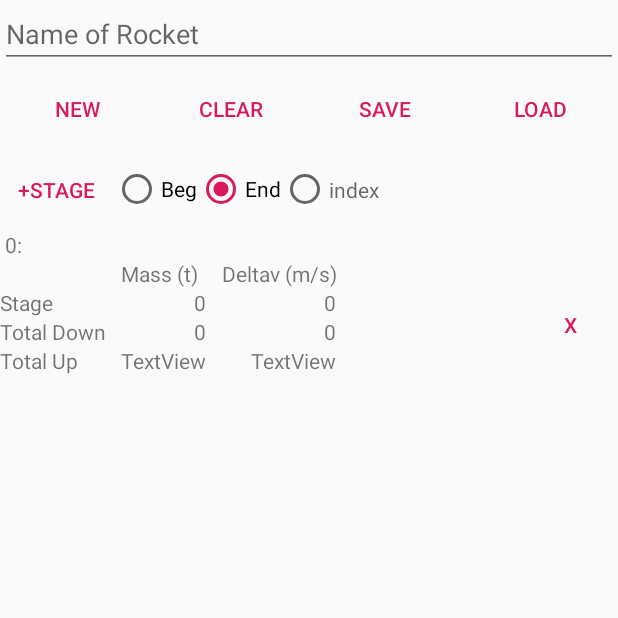
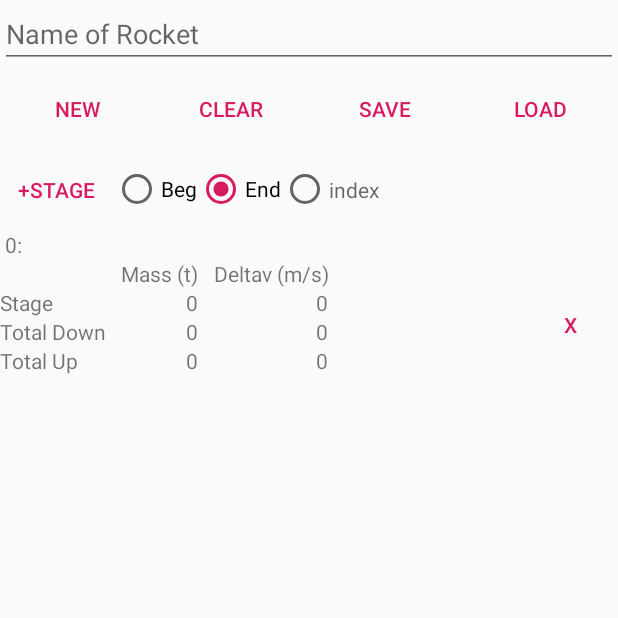
Before and after one commit to evandisoft/MultistageDeltavCalculator, an Android app: the screen it shows after launch (MainActivity), after a tap on "NEW", on a phone screen of 412 x 824 dp, the top half of it. Run offline under Robolectric (Android 15) with nearby library versions, the phone set to English and light mode, and no system bars.

Commit message:
Rocket Stage Group work 2

```diff
--- a/app/src/main/java/com/evandisoft/multistagedeltav/app/Rocket.java
+++ b/app/src/main/java/com/evandisoft/multistagedeltav/app/Rocket.java
@@ -89,9 +89,33 @@ class Rocket extends ArrayList<RocketStage> {
         return prev;
     }
 
+    public double getMassDownThrough(int index) {
+        double mass = 0.0d;
+        for (int i = 0; i <= index; i++) {
+            mass += ((RocketStage) get(i)).getFullMass();
+        }
+        return mass;
+    }
+
+    public double getMassUpThrough(int index) {
+        double mass = 0.0d;
+        for (int i = this.size()-1; i >= index; i--) {
+            mass += ((RocketStage) get(i)).getFullMass();
+        }
+        return mass;
+    }
+
+    public double getDeltaVDownThrough(int index) {
+        double deltaV = 0.0d;
+        for (int i = 0; i <= index; i++) {
+            deltaV += ((RocketStage) get(i)).getDeltaV();
+        }
+        return deltaV;
+    }
+
     public double getDeltaVUpThrough(int index) {
         double deltaV = 0.0d;
-        for (int i = 0; i <= index; i++) {
+        for (int i = this.size()-1; i >= index; i--) {
             deltaV += ((RocketStage) get(i)).getDeltaV();
         }
         return deltaV;
--- a/app/src/main/java/com/evandisoft/multistagedeltav/app/RocketStageViewHolder.java
+++ b/app/src/main/java/com/evandisoft/multistagedeltav/app/RocketStageViewHolder.java
@@ -20,6 +20,8 @@ class RocketStageViewHolder extends RecyclerView.ViewHolder {
 
     private TextView totalDownDeltav;
     private TextView totalDownMass;
+    private TextView totalUpDeltav;
+    private TextView totalUpMass;
     private TextView name;
     private TextView stageNumber;
     private TableLayout tableLayout;
@@ -34,6 +36,8 @@ class RocketStageViewHolder extends RecyclerView.ViewHolder {
         deltav=itemView.findViewById(R.id.rocketStageGroupDeltavView);
         totalDownDeltav =itemView.findViewById(R.id.rocketStageGroupTotalDownDeltavView);
         totalDownMass =itemView.findViewById(R.id.rocketStageGroupTotalDownMassView);
+        totalUpDeltav =itemView.findViewById(R.id.rocketStageGroupTotalUpDeltavView);
+        totalUpMass =itemView.findViewById(R.id.rocketStageGroupTotalUpMassView);
         name=itemView.findViewById(R.id.rocketStageGroupStageNameView);
         stageNumber=itemView.findViewById(R.id.rocketStageGroupStageNumber);
         removeStageButton=itemView.findViewById(R.id.rocketStageGroupRemoveButton);
@@ -44,8 +48,10 @@ class RocketStageViewHolder extends RecyclerView.ViewHolder {
         RocketStage rocketStage=rocket.get(i);
         mass.setText(this.decimalFormat.format(rocketStage.getFullMass()));
         deltav.setText(this.decimalFormat.format(rocketStage.getDeltaV()));
-        totalDownDeltav.setText(this.decimalFormat.format(rocket.getDeltaVUpThrough(i)));
-        totalDownMass.setText(this.decimalFormat.format(rocketStage.effectiveFullMass()));
+        totalUpDeltav.setText(this.decimalFormat.format(rocket.getDeltaVUpThrough(i)));
+        totalUpMass.setText(this.decimalFormat.format(rocket.getMassUpThrough(i)));
+        totalDownDeltav.setText(this.decimalFormat.format(rocket.getDeltaVDownThrough(i)));
+        totalDownMass.setText(this.decimalFormat.format(rocket.getMassDownThrough(i)));
         name.setText(String.format(" %s",rocketStage.name));
         stageNumber.setText(String.format(" %d",i));
 
```
